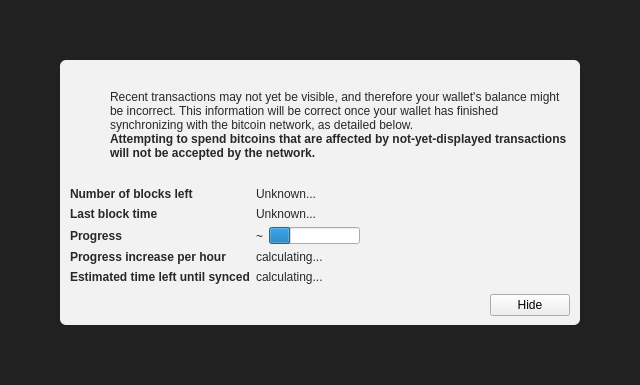
Before: the Qt Designer form src/qt/forms/modaloverlay.ui in plusonecoin/plusonecoin, drawn with Qt 5.
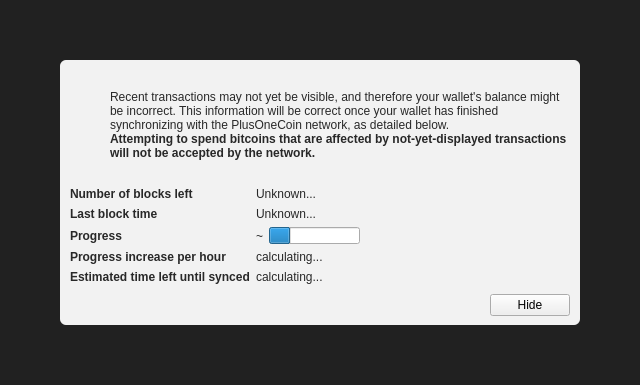
After: the same form once the commit is applied. Icons and pictures are not drawn. Custom widgets are drawn as their Qt base class.

Commit message: More rebranding for PlusOneCoin

Patch:
```diff
--- a/src/qt/forms/modaloverlay.ui
+++ b/src/qt/forms/modaloverlay.ui
@@ -130,7 +130,7 @@
              <item>
               <widget class="QLabel" name="infoText">
                <property name="text">
-                <string>Recent transactions may not yet be visible, and therefore your wallet's balance might be incorrect. This information will be correct once your wallet has finished synchronizing with the bitcoin network, as detailed below.</string>
+                <string>Recent transactions may not yet be visible, and therefore your wallet's balance might be incorrect. This information will be correct once your wallet has finished synchronizing with the PlusOneCoin network, as detailed below.</string>
                </property>
                <property name="textFormat">
                 <enum>Qt::RichText</enum>
```
The commit also changes 26 other files.
